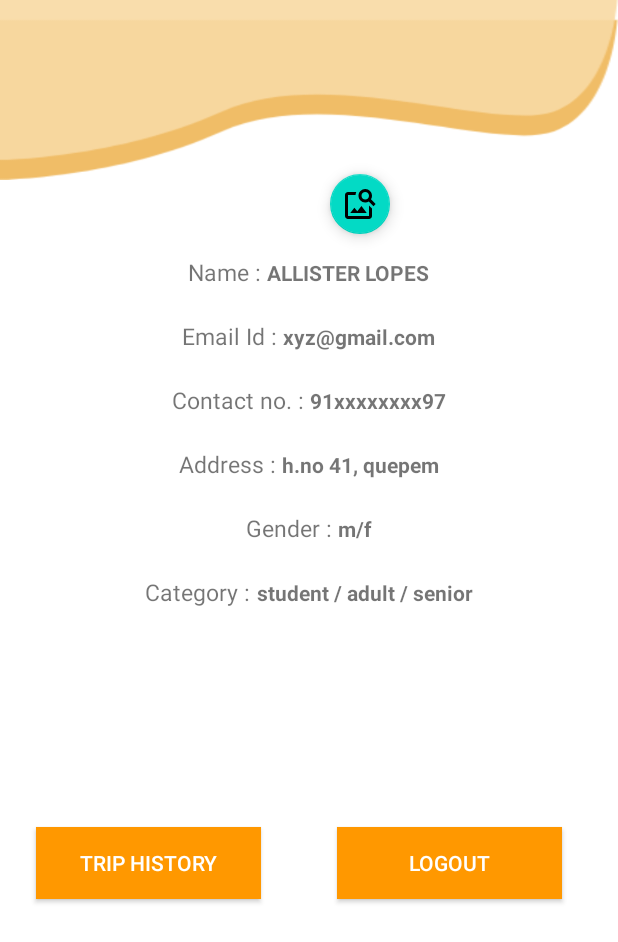
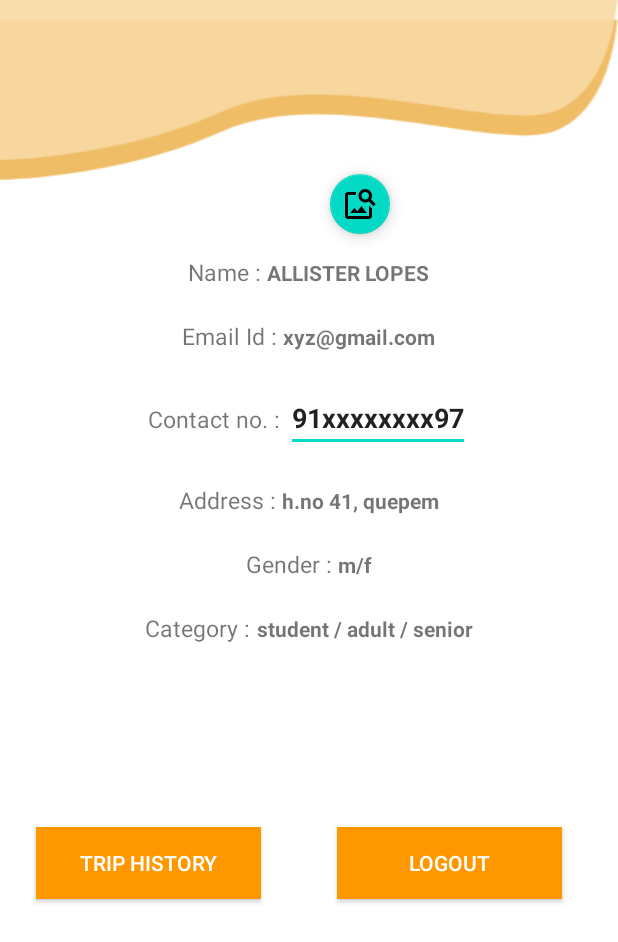
Before and after one commit to AllisterLopesDev/Smart-Transportation-System-Passenger-Module, an Android app: the layout fragment_profile.xml on its own in the app's theme, with its tools: preview values and no code run, on a phone screen of 412 x 824 dp. Shown: the top 942 px of the screen. Run offline under Robolectric (Android 15) with nearby library versions, the light colour scheme and no system bars.

Commit message:
contact field from text-view to edit-text

```diff
--- a/app/src/main/res/layout/fragment_profile.xml
+++ b/app/src/main/res/layout/fragment_profile.xml
@@ -123,11 +123,12 @@
                     android:text="Contact no. : "
                     android:textSize="15sp" />
 
-                <TextView
+                <EditText
                     android:id="@+id/contact_text"
                     android:layout_width="match_parent"
                     android:layout_height="wrap_content"
                     android:text="91xxxxxxxx97"
+                    android:inputType="number"
                     android:textStyle="bold" />
             </LinearLayout>
 
```
